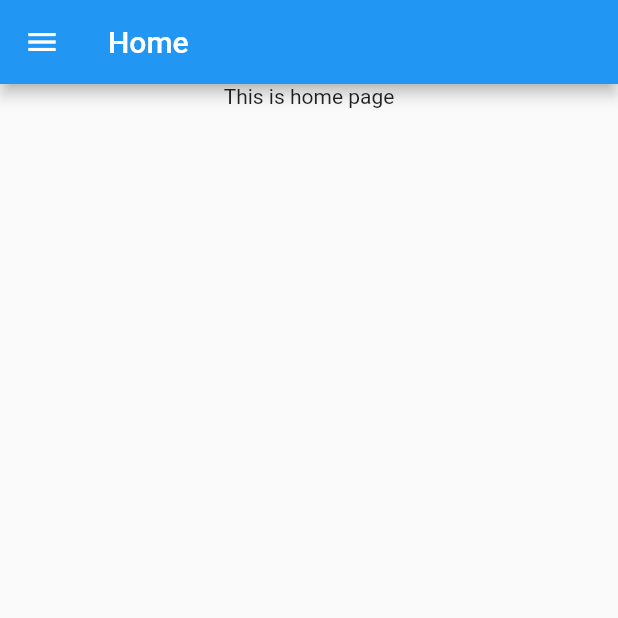
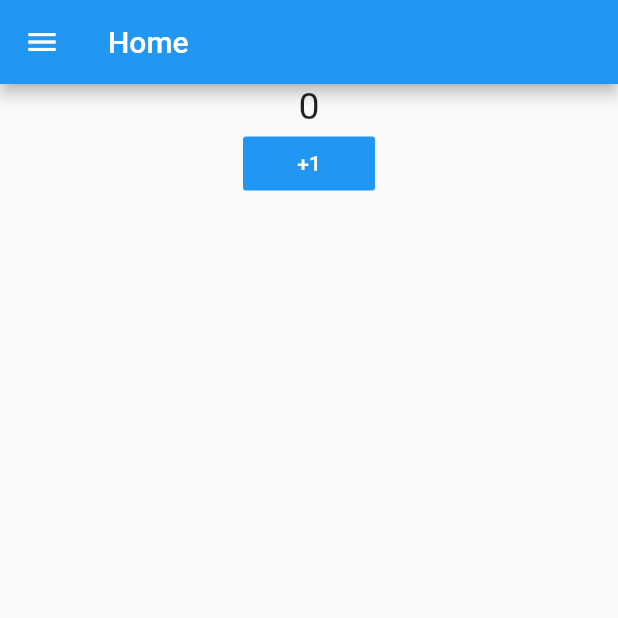
Before and after one commit to Inigoperez/jercicio3_dart, a Flutter app: the screen it shows after launch, on a phone screen of 412 x 824 dp, the top half of it. Run offline on Flutter 3.47's test engine with Material 2 defaults, Android fonts, the phone set to English and light mode, and no system bars.

Commit message:
terminado ejercicio

```diff
--- a/lib/Main.dart
+++ b/lib/Main.dart
@@ -1,3 +1,4 @@
+import 'package:ejercicio3_dart/providers/Contador.dart';
 import 'package:flutter/material.dart';
 
 import 'package:ejercicio3_dart/routes/PageRoute.dart';
@@ -6,6 +7,7 @@ import 'package:ejercicio3_dart/fragments/ContactPage.dart';
 import 'package:ejercicio3_dart/fragments/EventPage.dart';
 import 'package:ejercicio3_dart/fragments/ProfilePage.dart';
 import 'package:ejercicio3_dart/fragments/PotificationPage.dart';
+import 'package:provider/provider.dart';
 
 void main() => runApp(new MyApp());
 
@@ -13,7 +15,9 @@ class MyApp extends StatelessWidget {
   // This widget is the root of your application.
   @override
   Widget build(BuildContext context) {
-    return new MaterialApp(
+    return ChangeNotifierProvider(
+      create: (context) => Contador(),
+      child: MaterialApp(
         title: 'NavigationDrawer Demo',
         theme: new ThemeData(
           primarySwatch: Colors.blue,
@@ -26,6 +30,7 @@ class MyApp extends StatelessWidget {
           PageRoutes.profile: (context) => ProfilePage(),
           PageRoutes.notification: (context) => NotificationPage(),
         },
+      ),
     );
   }
 }
--- a/lib/fragments/HomePage.dart
+++ b/lib/fragments/HomePage.dart
@@ -1,12 +1,15 @@
+import 'package:ejercicio3_dart/providers/Contador.dart';
 import 'package:flutter/material.dart';
 
 import 'package:ejercicio3_dart/navigationDrawer/NavigationDrawer.dart';
+import 'package:provider/provider.dart';
 
 class HomePage extends StatelessWidget {
   static const String routeName = '/homePage';
 
   @override
   Widget build(BuildContext context) {
+    final contador = Provider.of<Contador>(context);
     return new Scaffold(
       appBar: AppBar(
         title: Text("Home"),
@@ -15,7 +18,25 @@ class HomePage extends StatelessWidget {
       body: Center(
         child: Column(
           children: [
-            Text("This is home page"),
+            Text(
+              contador.contador.toString(),
+              style: TextStyle(fontSize: 25.0),
+            ),
+            FlatButton(
+              color: Colors.blue,
+              textColor: Colors.white,
+              disabledColor: Colors.grey,
+              disabledTextColor: Colors.black,
+              padding: EdgeInsets.all(8.0),
+              splashColor: Colors.blueAccent,
+              onPressed: () {
+                contador.sumar();
+              },
+              child: Text(
+                " +1 ",
+                style: TextStyle(fontSize: 14.0),
+              ),
+            )
           ],
         ),
       ),
--- a/lib/model/Listas.dart
+++ /dev/null
@@ -1,19 +0,0 @@
-import 'package:flutter/material.dart';
-
-class Listas {
-  List<List> listaPrincipal = new List();
-
-  Listas() {
-    this.listaPrincipal.add(new List<String>());
-  }
-
-  void add_list_element(element, numero_lista) {}
-
-  void add_new_list(sub_lista) {
-    this.listaPrincipal.add(sub_lista);
-  }
-
-  void delete_list(sub_lista) {
-    this.listaPrincipal.remove(sub_lista);
-  }
-}
--- /dev/null
+++ b/lib/providers/Contador.dart
@@ -0,0 +1,14 @@
+import 'package:flutter/cupertino.dart';
+
+class Contador with ChangeNotifier {
+  int _contador = 0;
+
+  get contador {
+    return _contador;
+  }
+
+  sumar() {
+    _contador++;
+    notifyListeners();
+  }
+}
```
Also changed, not shown: lib/fragments/ProfilePage.dart (+13 -4 lines). Lines whose indentation alone changed are shown as unchanged.
